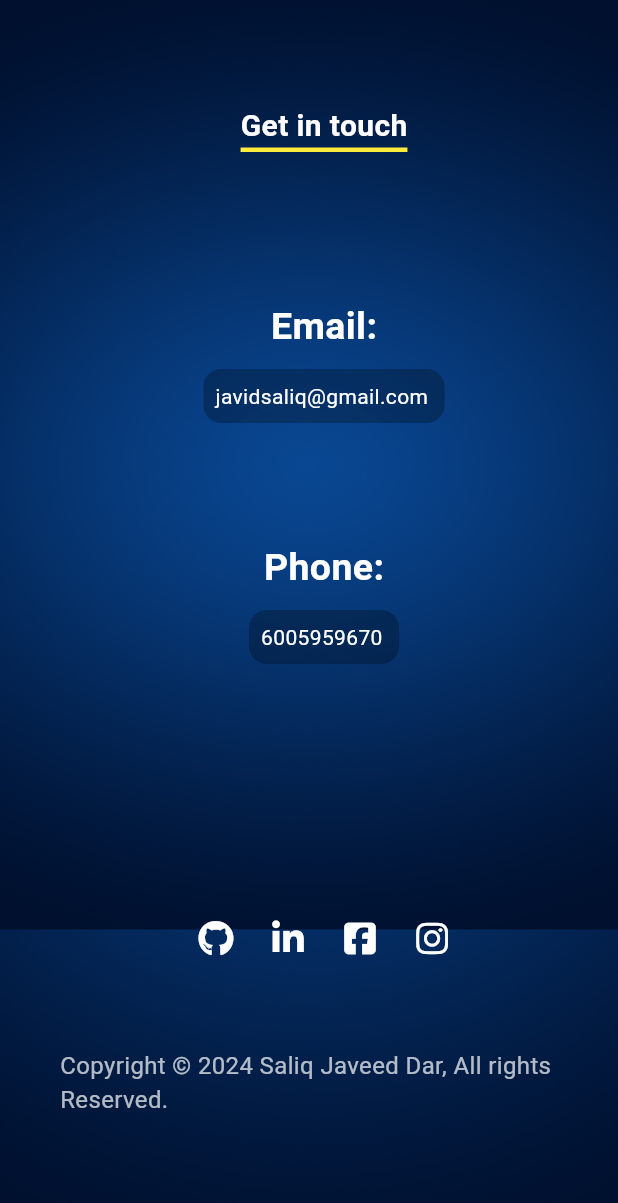
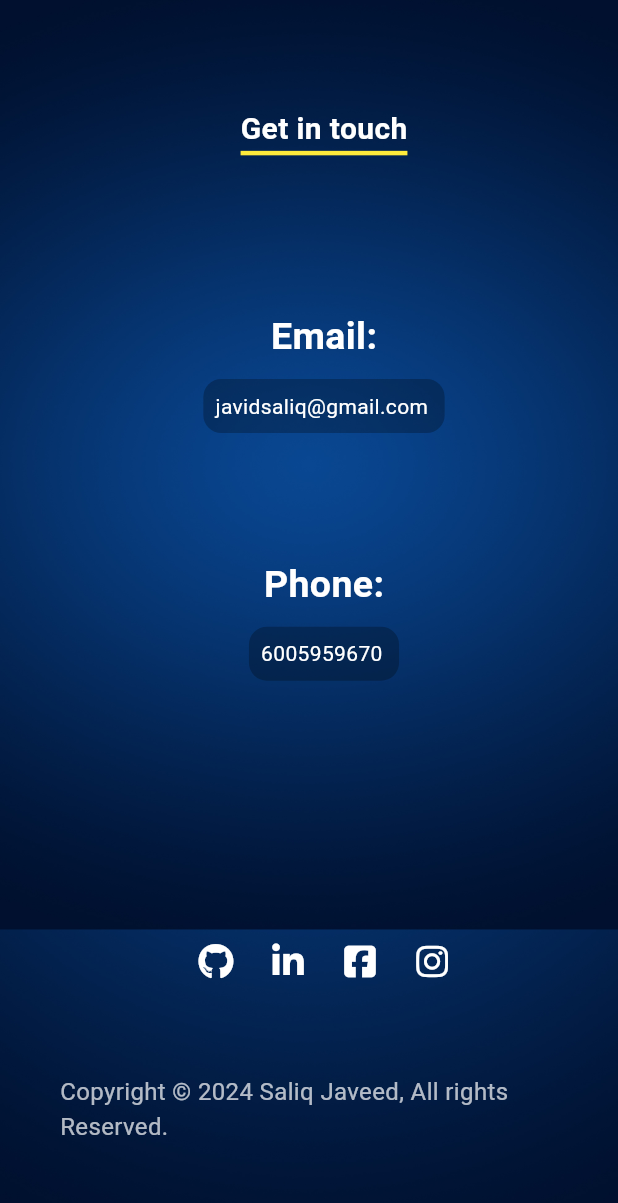
Before and after one commit to saliq03/My_Portfolio, a Flutter app: the Contact widget shown alone on an empty page, opened directly, on a phone screen of 412 x 824 dp. Shown: the top 1203 px of the screen. Run offline on Flutter 3.47's test engine with Material 3 defaults, Android fonts, the light colour scheme and no system bars; our stand-ins replace font_awesome_flutter, timelines.

Commit message:
modifying contact

```diff
--- a/lib/components/contact.dart
+++ b/lib/components/contact.dart
@@ -17,7 +17,7 @@ class Contact extends StatelessWidget{
           )),
 
       child: Padding(
-        padding: const EdgeInsets.only(top: 40,bottom: 50,right: 20,left:40),
+        padding: const EdgeInsets.only(top: 40,bottom: 30,right: 20,left:40),
         child: Column(
           mainAxisAlignment: MainAxisAlignment.spaceEvenly,
           crossAxisAlignment:CrossAxisAlignment.center,
@@ -60,7 +60,7 @@ class Contact extends StatelessWidget{
 
             Padding(
               padding: const EdgeInsets.only(top: 20),
-              child: Text("Copyright © 2024 Saliq Javeed Dar, All rights Reserved.",style: TextStyle(color: Colors.white70,fontSize: 16),),
+              child: Text("Copyright © 2024 Saliq Javeed, All rights Reserved.",style: TextStyle(color: Colors.white70,fontSize: 16),),
             )
 
           ],
```
Also changed, not shown: 1 other file.
